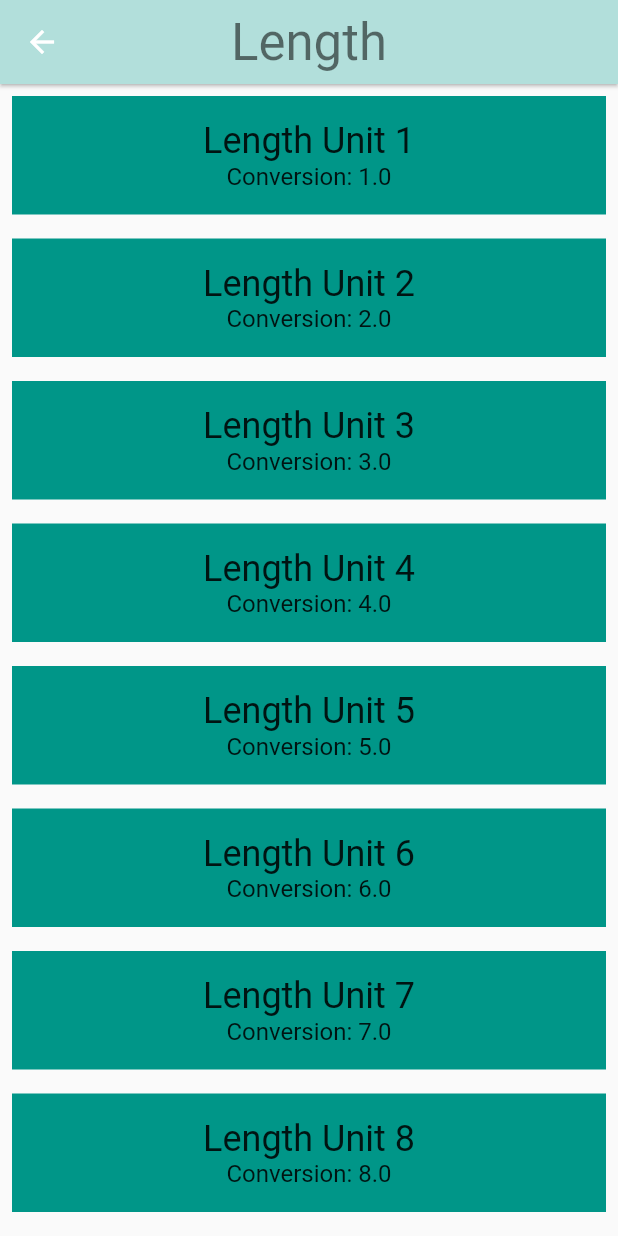
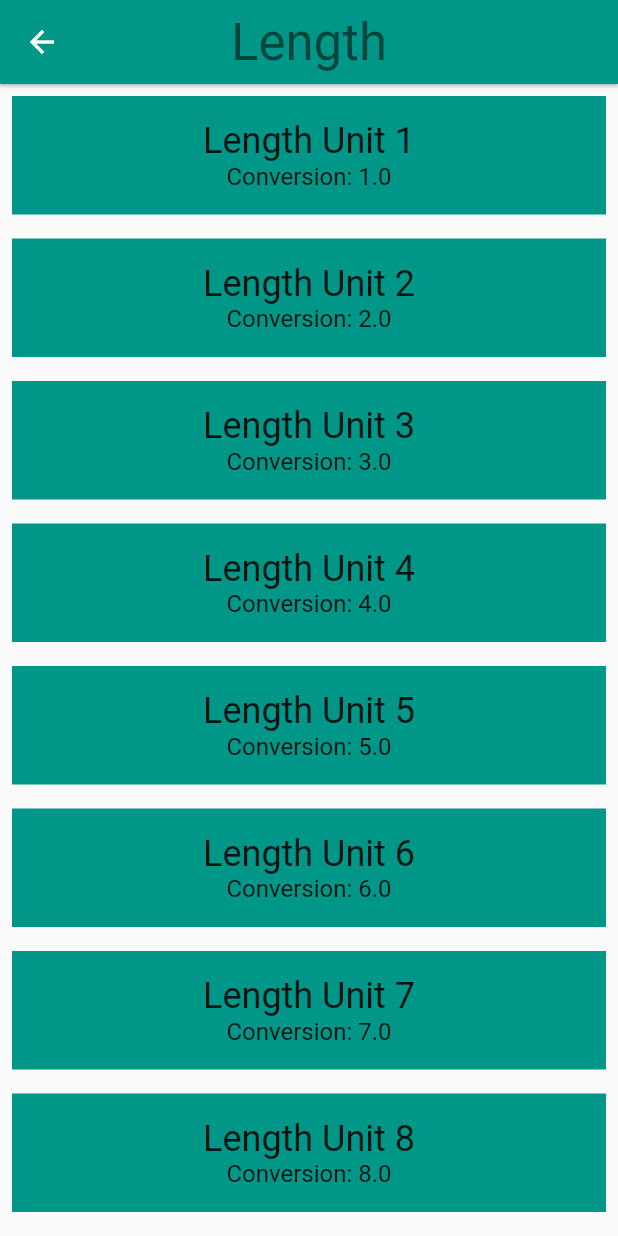
Before and after one commit to juniorug/widget_category, a Flutter app: the screen it shows after launch, after a tap on "Length", on a phone screen of 412 x 824 dp. Run offline on Flutter 3.47's test engine with Material 2 defaults, Android fonts, the phone set to English and light mode, and no system bars.

Commit message:
changing widgets to stateful widgets

```diff
--- a/lib/category.dart
+++ b/lib/category.dart
@@ -47,29 +47,23 @@ class Category extends StatelessWidget {
 
   /// Navigates to the [ConverterRoute].
   void _navigateToConverter(BuildContext context) {
-    if (Navigator.of(context).canPop()) {
-      Navigator.of(context).pop();
-    }
     Navigator.of(context).push(MaterialPageRoute<Null>(
       builder: (BuildContext context) {
         return Scaffold(
           appBar: AppBar(
             elevation: 1.0,
-            title: Text (
+            title: Text(
               name,
               style: Theme.of(context).textTheme.display1,
             ),
             centerTitle: true,
-            backgroundColor: color[100],
+            backgroundColor: color,
           ),
           body: ConverterRoute(
-            name: name,
+            color: color,
             units: units,
-            color: color,
           ),
-          resizeToAvoidBottomPadding: false,
         );
-
       },
     ));
   }
@@ -93,11 +87,7 @@ class Category extends StatelessWidget {
           splashColor: color,
           // We can use either the () => function() or the () { function(); }
           // syntax.
-          // TODO: Update this onTap property to call _navigateToConverter()
-          onTap: () {
-            print('I was tapped!');
-            _navigateToConverter(context);
-          },
+          onTap: () => _navigateToConverter(context),
           child: Padding(
             padding: EdgeInsets.all(8.0),
             child: Row(
--- a/lib/category_route.dart
+++ b/lib/category_route.dart
@@ -16,8 +16,17 @@ final _backgroundColor = Colors.green[100];
 ///
 /// While it is named CategoryRoute, a more apt name would be CategoryScreen,
 /// because it is responsible for the UI at the route's destination.
-class CategoryRoute extends StatelessWidget {
+// TODO: Make CategoryRoute a StatefulWidget
+class CategoryRoute extends StatefulWidget {
   const CategoryRoute();
+
+  // TODO: Create State object for the CategoryRoute
+  @override
+  _CategoryRouteState createState() => _CategoryRouteState();
+}
+
+class _CategoryRouteState extends State<CategoryRoute> {
+  final _categories = <Category>[];
 
   static const _categoryNames = <String>[
     'Length',
@@ -41,13 +50,26 @@ class CategoryRoute extends StatelessWidget {
     Colors.red,
   ];
 
+  @override
+  void initState() {
+    super.initState();
+    for (var i = 0; i < _categoryNames.length; i++) {
+      _categories.add(Category(
+        name: _categoryNames[i],
+        color: _baseColors[i],
+        iconLocation: Icons.cake,
+        units: _retrieveUnitList(_categoryNames[i]),
+      ));
+    }
+  }
+
   /// Makes the correct number of rows for the list view.
   ///
   /// For portrait, we use a [ListView].
-  Widget _buildCategoryWidgets(List<Widget> categories) {
+  Widget _buildCategoryWidgets() {
     return ListView.builder(
-      itemBuilder: (BuildContext context, int index) => categories[index],
-      itemCount: categories.length,
+      itemBuilder: (BuildContext context, int index) => _categories[index],
+      itemCount: _categories.length,
     );
   }
 
@@ -64,21 +86,17 @@ class CategoryRoute extends StatelessWidget {
 
   @override
   Widget build(BuildContext context) {
-    final categories = <Category>[];
+    // TODO: Instead of re-creating a list of Categories in every build(),
+    // save this as a variable inside the State object and create
+    // the list at initialization (in initState()).
+    // This way, you also don't have to pass in the list of categories to
+    // _buildCategoryWidgets()
 
-    for (var i = 0; i < _categoryNames.length; i++) {
-      categories.add(Category(
-        name: _categoryNames[i],
-        color: _baseColors[i],
-        iconLocation: Icons.cake,
-        units: _retrieveUnitList(_categoryNames[i]),
-      ));
-    }
 
     final listView = Container(
       color: _backgroundColor,
       padding: EdgeInsets.symmetric(horizontal: 8.0),
-      child: _buildCategoryWidgets(categories),
+      child: _buildCategoryWidgets(),
     );
 
     final appBar = AppBar(
--- a/lib/converter_route.dart
+++ b/lib/converter_route.dart
@@ -13,31 +13,33 @@ import 'package:widget_category/unit.dart';
 ///
 /// While it is named ConverterRoute, a more apt name would be ConverterScreen,
 /// because it is responsible for the UI at the route's destination.
-class ConverterRoute extends StatelessWidget {
-  final String name;
+// TODO: Make ConverterRoute a StatefulWidget
+class ConverterRoute extends StatefulWidget {
+  /// Color for this [Category].
+  final Color color;
+
   /// Units for this [Category].
   final List<Unit> units;
-  final ColorSwatch color;
 
   /// This [ConverterRoute] requires the color and units to not be null.
-  // TODO: Pass in the [Category]'s color
   const ConverterRoute({
-    Key key,
-    @required this.name,
+    @required this.color,
     @required this.units,
-    @required this.color,
-  }) :  assert(name != null),
-        assert(units != null),
-        assert(color != null),
-        super(key: key);
+  })  : assert(color != null),
+        assert(units != null);
 
+  // TODO: Create State object for the ConverterRoute
+  @override
+  _ConverterRouteState createState() => _ConverterRouteState();
+}
+
+class _ConverterRouteState extends State<ConverterRoute> {
   @override
   Widget build(BuildContext context) {
     // Here is just a placeholder for a list of mock units
-    final unitWidgets = units.map((Unit unit) {
-      // TODO: Set the color for this Container
+    final unitWidgets = widget.units.map((Unit unit) {
       return Container(
-        color: color,
+        color: widget.color,
         margin: EdgeInsets.all(8.0),
         padding: EdgeInsets.all(16.0),
         child: Column(
```
